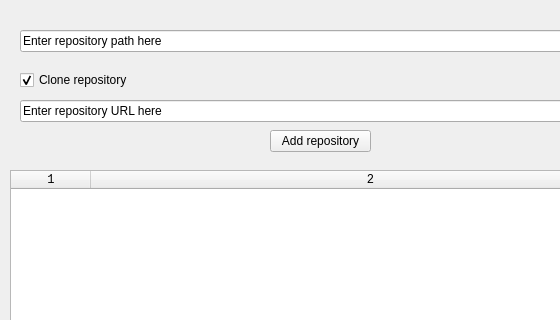
Qt form window.ui (bleck9999/frii-config) before a commit; both pictures show x 0 to 560 and y 0 to 320 of the 661 by 526 pixel window.
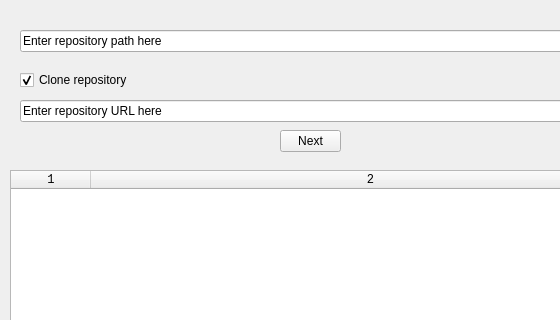
The same form after that commit.

Commit message:
change add repository button to next
makes the colour picker slightly less unexpected

Diff of the .ui file:
```diff
--- a/window.ui
+++ b/window.ui
@@ -16,14 +16,14 @@
   <widget class="QPushButton" name="addButton">
    <property name="geometry">
     <rect>
-     <x>270</x>
+     <x>280</x>
      <y>130</y>
-     <width>101</width>
+     <width>61</width>
      <height>22</height>
     </rect>
    </property>
    <property name="text">
-    <string>Add repository</string>
+    <string>Next</string>
    </property>
   </widget>
   <widget class="QLineEdit" name="path">
```
The commit also changes 1 other file.
